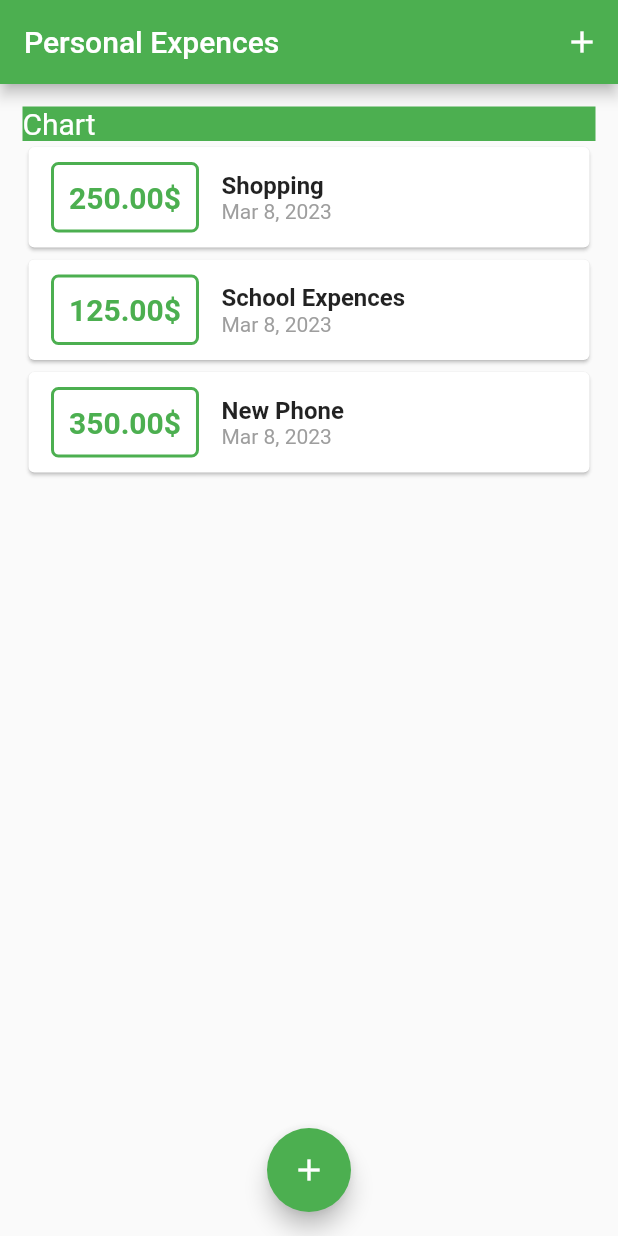
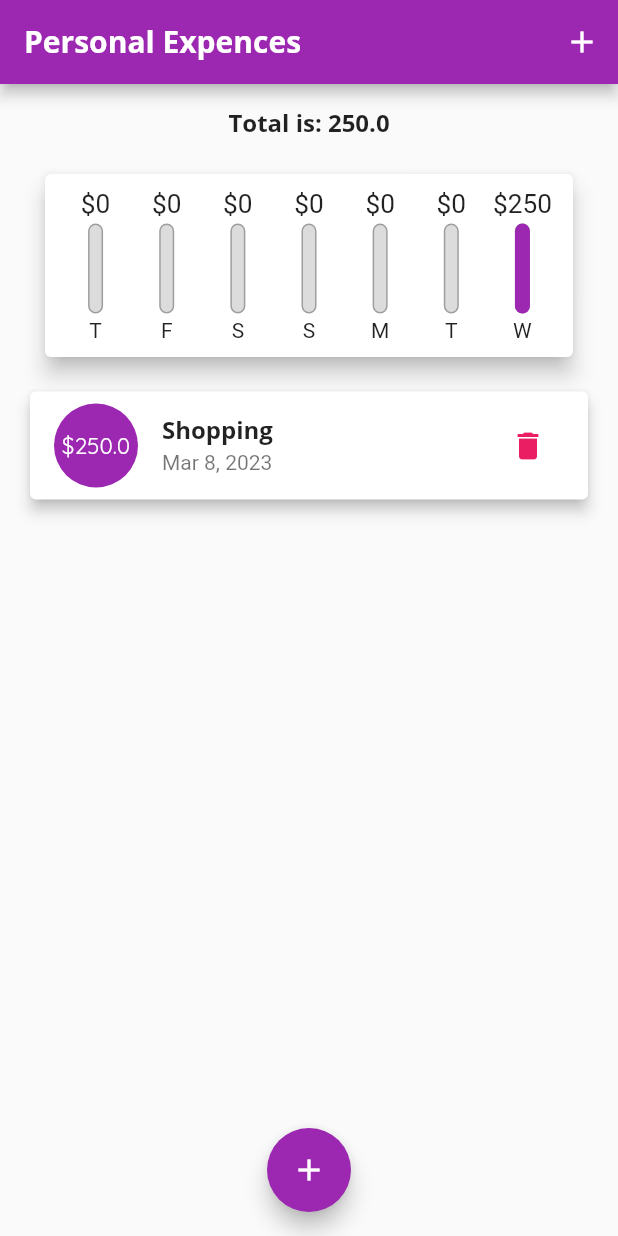
Before and after one commit to waaalidou/personal_expenses, a Flutter app: the screen it shows after launch, on a phone screen of 412 x 824 dp. Run offline on Flutter 3.47's test engine with Material 2 defaults, Android fonts, the phone set to English and light mode, and no system bars.

Commit message:
Final Touches

```diff
--- a/lib/main.dart
+++ b/lib/main.dart
@@ -1,4 +1,5 @@
 import 'package:flutter/material.dart';
+import 'package:personal_expenses/widgets/chart.dart';
 import 'package:personal_expenses/widgets/new_transactions.dart';
 import 'package:personal_expenses/widgets/transactions_list.dart';
 
@@ -15,7 +16,27 @@ class MyApp extends StatelessWidget {
       title: 'Personal Expences',
       home: const MyHomePage(),
       theme: ThemeData(
-        primarySwatch: Colors.green,
+        colorScheme: ThemeData.light().colorScheme.copyWith(
+              primary: Colors.purple,
+              error: Colors.pink,
+            ),
+        fontFamily: 'Quicksand',
+        textTheme: ThemeData.light().textTheme.copyWith(
+              titleLarge: const TextStyle(
+                fontFamily: 'OpenSans',
+                fontSize: 16,
+                fontWeight: FontWeight.bold,
+              ),
+              labelLarge: const TextStyle(
+                  color: Colors.white, fontWeight: FontWeight.bold),
+            ),
+        appBarTheme: const AppBarTheme(
+          titleTextStyle: TextStyle(
+            fontFamily: 'OpenSans',
+            fontSize: 20,
+            fontWeight: FontWeight.bold,
+          ),
+        ),
       ),
     );
   }
@@ -32,21 +53,42 @@ class _MyHomePageState extends State<MyHomePage> {
   final List<Transaction> _userTransactions = [
     Transaction(
         id: "0xW", title: "Shopping", amount: 250, date: DateTime.now()),
-    Transaction(
+    /* Transaction(
         id: "5xW", title: "School Expences", amount: 125, date: DateTime.now()),
     Transaction(
-        id: "00A", title: "New Phone", amount: 350, date: DateTime.now())
+        id: "00A", title: "New Phone", amount: 350, date: DateTime.now()) */
   ];
 
-  void _addNewTransaction(String txnTitle, double txnAmount) {
+  List<Transaction> get _recentTransactions {
+    return _userTransactions.where((element) {
+      return element.date.isAfter(
+        DateTime.now().subtract(const Duration(days: 7)),
+      );
+    }).toList();
+  }
+
+  double get calculateTotalAmount {
+    return _recentTransactions.fold(
+        0, (previousValue, element) => previousValue + element.amount);
+  }
+
+  void _addNewTransaction(
+      String txnTitle, double txnAmount, DateTime chosenDate) {
     final newTxn = Transaction(
       id: DateTime.now().toString(),
       title: txnTitle,
       amount: txnAmount,
-      date: DateTime.now(),
+      date: chosenDate,
     );
     setState(() {
       _userTransactions.insert(0, newTxn);
+      calculateTotalAmount;
+    });
+  }
+
+  void _deleteTransaction(String id) {
+    setState(() {
+      _userTransactions.removeWhere((element) => element.id == id);
     });
   }
 
@@ -73,22 +115,19 @@ class _MyHomePageState extends State<MyHomePage> {
         margin: const EdgeInsets.fromLTRB(15, 15, 15, 0),
         child: SingleChildScrollView(
           child: Column(
-            crossAxisAlignment: CrossAxisAlignment.stretch,
+            crossAxisAlignment: CrossAxisAlignment.center,
             children: [
-              Container(
-                width: double.infinity,
-                color: Theme.of(context).primaryColor ,
-                child: const Text(
-                  "Chart",
-                  style: TextStyle(
-                    color: Colors.white,
-                    fontSize: 20,
-                  ),
+              SizedBox(
+                height: 30,
+                child: Text(
+                  "Total is: $calculateTotalAmount",
+                  style: Theme.of(context).textTheme.titleLarge,
                 ),
               ),
+              Chart(recentTransaction: _recentTransactions),
               TransacationsList(
-                userTransactions: _userTransactions,
-              )
+                  userTransactions: _userTransactions,
+                  deleteTransaction: _deleteTransaction)
             ],
           ),
         ),
@@ -96,6 +135,7 @@ class _MyHomePageState extends State<MyHomePage> {
       floatingActionButtonLocation: FloatingActionButtonLocation.centerFloat,
       floatingActionButton: FloatingActionButton(
         onPressed: () => _startNewTransaction(context),
+        backgroundColor: Theme.of(context).colorScheme.primary,
         child: const Icon(
           Icons.add,
         ),
--- /dev/null
+++ b/lib/widgets/chart.dart
@@ -0,0 +1,62 @@
+import 'package:flutter/material.dart';
+import 'package:intl/intl.dart';
+import './chart_bar.dart';
+import '/models/transactions.dart';
+
+class Chart extends StatelessWidget {
+  const Chart({super.key, required this.recentTransaction});
+  final List<Transaction> recentTransaction;
+
+  List<Map<String, Object>> get groupedTransactionValues {
+    return List.generate(7, (index) {
+      final weekDay = DateTime.now().subtract(
+        Duration(days: index),
+      );
+      double totalSum = 0.0;
+
+      for (var i = 0; i < recentTransaction.length; i++) {
+        if (recentTransaction[i].date.day == weekDay.day &&
+            recentTransaction[i].date.month == weekDay.month &&
+            recentTransaction[i].date.year == weekDay.year) {
+          totalSum += recentTransaction[i].amount;
+        }
+      }
+      return {
+        'Day': DateFormat.E().format(weekDay).substring(0, 1),
+        'amount': totalSum,
+      };
+    }).reversed.toList();
+  }
+
+  double get totalWeekSpending {
+    return groupedTransactionValues.fold(
+        0,
+        (previousValue, element) =>
+            previousValue + (element['amount'] as double));
+  }
+
+  @override
+  Widget build(BuildContext context) {
+    return Card(
+      elevation: 6,
+      margin: const EdgeInsets.all(15),
+      child: Padding(
+        padding: const EdgeInsets.all(10.0),
+        child: Row(
+            mainAxisAlignment: MainAxisAlignment.spaceAround,
+            children: groupedTransactionValues.map((txn) {
+              return Flexible(
+                fit: FlexFit.tight,
+                child: ChartBar(
+                  label: txn['Day'] as String,
+                  spendingAmount: txn['amount'] as double,
+                  spendingPercentageOfTotal:
+                      (txn['amount'] as double) / totalWeekSpending,
+                ),
+              );
+            }).toList(),
+          ),
+      ),
+      );
+  }
+}
--- /dev/null
+++ b/lib/widgets/chart_bar.dart
@@ -0,0 +1,65 @@
+import 'package:flutter/material.dart';
+
+class ChartBar extends StatelessWidget {
+  final String label;
+  final double spendingAmount;
+  final double spendingPercentageOfTotal;
+
+  const ChartBar({
+    super.key,
+    required this.label,
+    required this.spendingAmount,
+    required this.spendingPercentageOfTotal,
+  });
+  @override
+  Widget build(BuildContext context) {
+    return Column(
+      children: [
+        SizedBox(
+          height: 20,
+          child: FittedBox(
+            child: Text(
+              '\$${spendingAmount.toStringAsFixed(0)}',
+            ),
+          ),
+        ),
+        const SizedBox(
+          height: 3,
+        ),
+        SizedBox(
+          height: 60,
+          width: 10,
+          child: Stack(
+            children: [
+              Container(
+                decoration: BoxDecoration(
+                    border: Border.all(
+                      color: Colors.grey,
+                      width: 1,
+                    ),
+                    color: const Color.fromRGBO(220, 220, 220, 1),
+                    borderRadius: BorderRadius.circular(10)),
+              ),
+              FractionallySizedBox(
+                heightFactor:
+                    spendingAmount == 0 ? 0 : spendingPercentageOfTotal,
+                child: Container(
+                  decoration: BoxDecoration(
+                    color: Theme.of(context).colorScheme.primary,
+                    borderRadius: BorderRadius.circular(10),
+                  ),
+                ),
+              )
+            ],
+          ),
+        ),
+        const SizedBox(
+          height: 3,
+        ),
+        Text(
+          label,
+        )
+      ],
+    );
+  }
+}
--- a/lib/widgets/new_transactions.dart
+++ b/lib/widgets/new_transactions.dart
@@ -1,30 +1,46 @@
 import 'package:flutter/material.dart';
+import 'package:intl/intl.dart';
 
 class NewTransaction extends StatefulWidget {
   const NewTransaction({super.key, required this.addNewTransaction});
   final Function addNewTransaction;
-
   @override
   State<NewTransaction> createState() => _NewTransactionState();
 }
 
 class _NewTransactionState extends State<NewTransaction> {
-  final tittleControler = TextEditingController();
-
-  final amountControler = TextEditingController();
+  final _tittleControler = TextEditingController();
+  final _amountControler = TextEditingController();
+  DateTime? _selectedDate;
 
   void submitData() {
-    final titleValue = tittleControler.text;
-    final amountValue = double.parse(amountControler.text);
-
-    if (titleValue.isEmpty || amountValue <= 0) {
+    final titleValue = _tittleControler.text;
+    final amountValue = double.parse(_amountControler.text);
+    //
+    if (titleValue.isEmpty || amountValue <= 0 || _selectedDate == null) {
       return;
     }
 
-    widget.addNewTransaction(titleValue, amountValue);
-    tittleControler.text = '';
-    amountControler.text = '';
+    widget.addNewTransaction(titleValue, amountValue, _selectedDate);
+    _tittleControler.text = '';
+    _amountControler.text = '';
     Navigator.of(context).pop();
+  }
+
+  void _presentDatePicker() {
+    showDatePicker(
+      context: context,
+      initialDate: DateTime.now(),
+      firstDate: DateTime(2023),
+      lastDate: DateTime.now(),
+    ).then((pickedDate) {
+      if (pickedDate == null) {
+        return;
+      }
+      setState(() {
+        _selectedDate = pickedDate;
+      });
+    });
   }
 
   @override
@@ -33,13 +49,14 @@ class _NewTransactionState extends State<NewTransaction> {
       child: Container(
         padding: const EdgeInsets.all(10),
         child: Column(
+          crossAxisAlignment: CrossAxisAlignment.end,
           children: [
             TextField(
               decoration: const InputDecoration(
                 labelText: 'Title',
                 border: OutlineInputBorder(),
               ),
-              controller: tittleControler,
+              controller: _tittleControler,
               onSubmitted: (_) => submitData,
             ),
             const SizedBox(
@@ -50,9 +67,38 @@ class _NewTransactionState extends State<NewTransaction> {
                 labelText: 'Amount',
                 border: OutlineInputBorder(),
               ),
-              controller: amountControler,
+              controller: _amountControler,
               keyboardType: TextInputType.number,
               onSubmitted: (_) => submitData(),
+            ),
+            const SizedBox(
+              height: 10,
+            ),
+            Row(
+              children: [
+                Expanded(
+                  child: Text(
+                    (_selectedDate == null)
+                        ? "No Date Chosen"
+                        : "Picked Date: ${DateFormat.yMd().format(_selectedDate!)}",
+                  ),
+                ),
+                const SizedBox(
+                  width: 10,
+                ),
+                OutlinedButton(
+                  onPressed: _presentDatePicker,
+                  style: ButtonStyle(
+                    foregroundColor: MaterialStateProperty.all<Color>(
+                        Theme.of(context).colorScheme.primary),
+                    side: MaterialStateProperty.all(BorderSide.none),
+                  ),
+                  child: const Text(
+                    "Chose a Date",
+                    style: TextStyle(fontWeight: FontWeight.bold),
+                  ),
+                ),
+              ],
             ),
             const SizedBox(
               height: 10,
@@ -60,8 +106,11 @@ class _NewTransactionState extends State<NewTransaction> {
             OutlinedButton(
               onPressed: submitData,
               style: ButtonStyle(
-                foregroundColor:
-                    MaterialStateProperty.all<Color>(Colors.purple),
+                foregroundColor: MaterialStateProperty.all<Color>(
+                    Theme.of(context).textTheme.labelLarge!.color!),
+                backgroundColor: MaterialStateProperty.all(
+                    Theme.of(context).colorScheme.primary),
+                side: MaterialStateProperty.all(BorderSide.none),
               ),
               child: const Text("Add Transaction"),
             )
--- a/lib/widgets/transactions_list.dart
+++ b/lib/widgets/transactions_list.dart
@@ -3,60 +3,76 @@ import 'package:intl/intl.dart';
 import '/models/transactions.dart';
 
 class TransacationsList extends StatelessWidget {
-  const TransacationsList({super.key, List<Transaction> userTransactions = const []})
+  const TransacationsList(
+      {super.key,
+      List<Transaction> userTransactions = const [],
+      required this.deleteTransaction})
       : _userTransactions = userTransactions;
   final List<Transaction> _userTransactions;
-
+  final Function deleteTransaction;
   @override
   Widget build(BuildContext context) {
     return SizedBox(
       height: 400,
-      child: ListView.builder(
+      child: _userTransactions.isEmpty
+          ? SizedBox(
+              height: 200,
+              child: Column(
+                mainAxisAlignment: MainAxisAlignment.center,
+                children: [
+                  Text(
+                    'No transactions Yet',
+                    style: TextStyle(
+                        color: Colors.grey[600],
+                        fontWeight: FontWeight.w800,
+                        fontSize: 28),
+                  ),
+                  const SizedBox(
+                    height: 20,
+                  ),
+                  SizedBox(
+                    height: 250,
+                    child: Image.asset(
+                      "assets/images/waiting.png",
+                      fit: BoxFit.cover,
+                    ),
+                  ),
+                ],
+              ),
+            )
+          : ListView.builder(
               itemBuilder: (context, index) {
                 return Card(
-            child: Row(
-              children: [
-                Container(
                   margin: const EdgeInsets.symmetric(
-                    vertical: 10,
-                    horizontal: 15,
+                    vertical: 8,
+                    horizontal: 5,
                   ),
-                  decoration: BoxDecoration(
-                    border: Border.all(
-                      color: Theme.of(context).primaryColor,
-                      width: 2,
-                    ),
-                    borderRadius: const BorderRadius.all(
-                      Radius.circular(5),
-                    ),
-                  ),
-                  padding: const EdgeInsets.all(10),
+                  elevation: 4,
+                  child: ListTile(
+                    leading: FittedBox(
+                      child: CircleAvatar(
+                        radius: 30,
+                        backgroundColor: Theme.of(context).colorScheme.primary,
                         child: Text(
-                    "${_userTransactions[index].amount.toStringAsFixed(2)}\$",
-                    style:  TextStyle(
-                      fontWeight: FontWeight.bold,
-                      fontSize: 20,
-                      color: Theme.of(context).primaryColor,
+                          "\$${_userTransactions[index].amount}",
+                          style: const TextStyle(
+                            color: Colors.white,
                           ),
                         ),
                       ),
-                Column(
-                  crossAxisAlignment: CrossAxisAlignment.start,
-                  children: [
-                    Text(
+                    ),
+                    title: Text(
                       _userTransactions[index].title,
-                      style: const TextStyle(
-                        fontWeight: FontWeight.bold,
-                        fontSize: 16,
+                      style: Theme.of(context).textTheme.titleLarge,
                     ),
+                    subtitle: Text(DateFormat.yMMMd()
+                        .format(_userTransactions[index].date)),
+                    trailing: IconButton(
+                      icon: const Icon(Icons.delete),
+                      onPressed: () =>
+                          deleteTransaction(_userTransactions[index].id),
+                      color: Theme.of(context).colorScheme.error,
                     ),
-                    Text(
-                      DateFormat.yMMMd().format(DateTime.now()),
-                      style: TextStyle(color: Colors.grey[500]),
-                    )
-                  ],
-                )
-              ],
                   ),
                 );
               },
```
Also changed, not shown: pubspec.yaml (+14 -9 lines), assets/fonts/OpenSans-Bold.ttf (renamed from lib/assets/fonts/OpenSans-Bold.ttf), assets/fonts/OpenSans-Regular.ttf (renamed from lib/assets/fonts/OpenSans-Regular.ttf), assets/fonts/Quicksand-Bold.ttf (renamed from lib/assets/fonts/Quicksand-Bold.ttf), assets/fonts/Quicksand-Light.ttf (renamed from lib/assets/fonts/Quicksand-Light.ttf), assets/fonts/Quicksand-Medium.ttf (renamed from lib/assets/fonts/Quicksand-Medium.ttf), assets/fonts/Quicksand-Regular.ttf (renamed from lib/assets/fonts/Quicksand-Regular.ttf), assets/images/waiting.png (added), pubspec.lock. Lines whose indentation alone changed are shown as unchanged.
